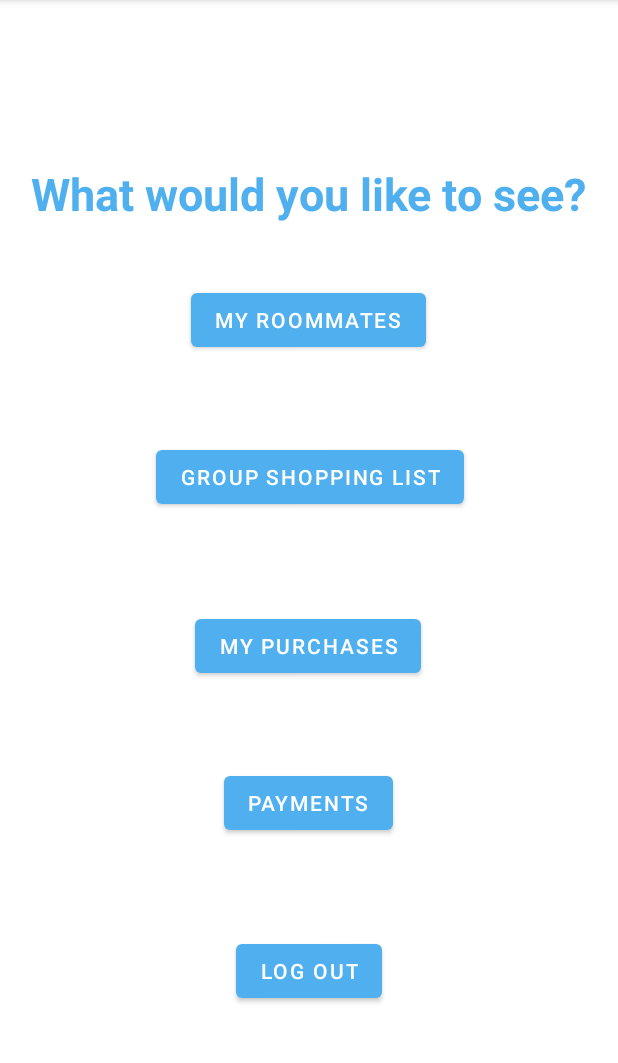
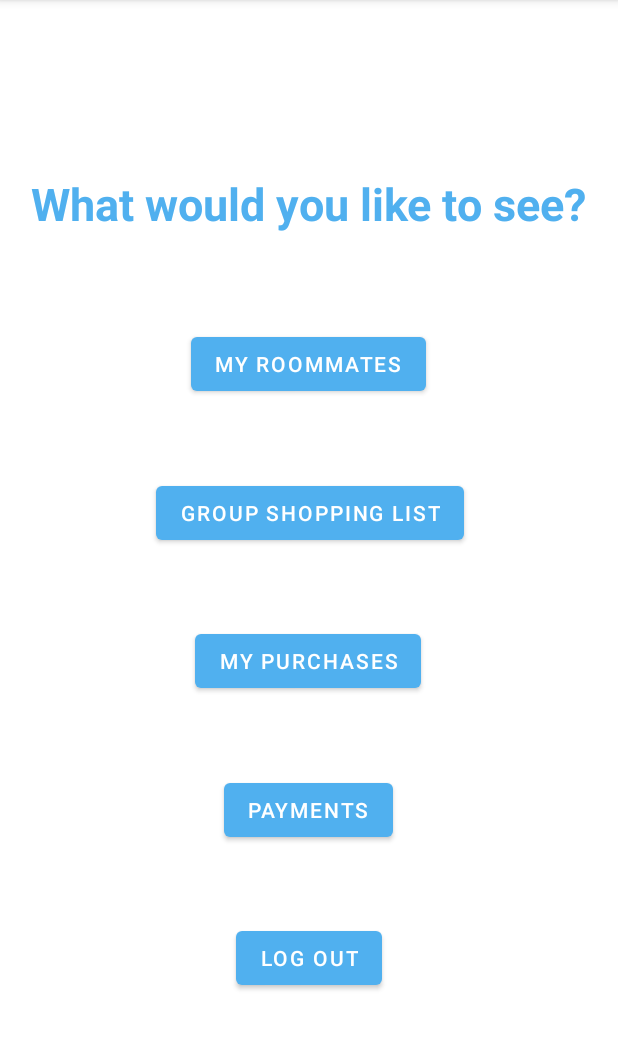
Before and after one commit to syannwa/Roommate_Shopping, an Android app: the MainNavigationActivity screen opened directly, with no data from a screen before it, on a phone screen of 412 x 824 dp, the part 84-1147 px from its top. Run offline under Robolectric (Android 15) with nearby library versions, the phone set to English and light mode, and no system bars; our stand-ins replace Firebase (no records; nobody signed in at launch, a user with empty details on screens opened directly).

Commit message:
layout changed a little bit

```diff
--- a/app/src/main/res/layout/activity_main_navigation.xml
+++ b/app/src/main/res/layout/activity_main_navigation.xml
@@ -12,10 +12,10 @@
         android:layout_height="wrap_content"
         android:layout_marginStart="127dp"
         android:layout_marginLeft="127dp"
-        android:layout_marginTop="32dp"
+        android:layout_marginTop="48dp"
         android:layout_marginEnd="128dp"
         android:layout_marginRight="128dp"
-        android:layout_marginBottom="48dp"
+        android:layout_marginBottom="36dp"
         android:text="My Roommates"
         app:layout_constraintBottom_toTopOf="@+id/groupShoppingButton"
         app:layout_constraintEnd_toEndOf="parent"
@@ -31,7 +31,7 @@
         android:layout_marginLeft="157dp"
         android:layout_marginEnd="157dp"
         android:layout_marginRight="157dp"
-        android:layout_marginBottom="88dp"
+        android:layout_marginBottom="90dp"
         android:text="Log Out"
         app:layout_constraintBottom_toBottomOf="parent"
         app:layout_constraintEnd_toEndOf="parent"
@@ -47,7 +47,7 @@
         android:layout_marginLeft="130dp"
         android:layout_marginEnd="131dp"
         android:layout_marginRight="131dp"
-        android:layout_marginBottom="48dp"
+        android:layout_marginBottom="36dp"
         android:text="My Purchases"
         app:layout_constraintBottom_toTopOf="@+id/paybackButton"
         app:layout_constraintEnd_toEndOf="parent"
@@ -63,7 +63,7 @@
         android:layout_marginLeft="137dp"
         android:layout_marginEnd="138dp"
         android:layout_marginRight="138dp"
-        android:layout_marginBottom="56dp"
+        android:layout_marginBottom="36dp"
         android:text="Payments"
         app:layout_constraintBottom_toTopOf="@+id/logoutButton"
         app:layout_constraintEnd_toEndOf="parent"
@@ -79,7 +79,7 @@
         android:layout_marginLeft="104dp"
         android:layout_marginEnd="103dp"
         android:layout_marginRight="103dp"
-        android:layout_marginBottom="56dp"
+        android:layout_marginBottom="36dp"
         android:text="Group Shopping List"
         app:layout_constraintBottom_toTopOf="@+id/purchasesButton"
         app:layout_constraintEnd_toEndOf="parent"
```
